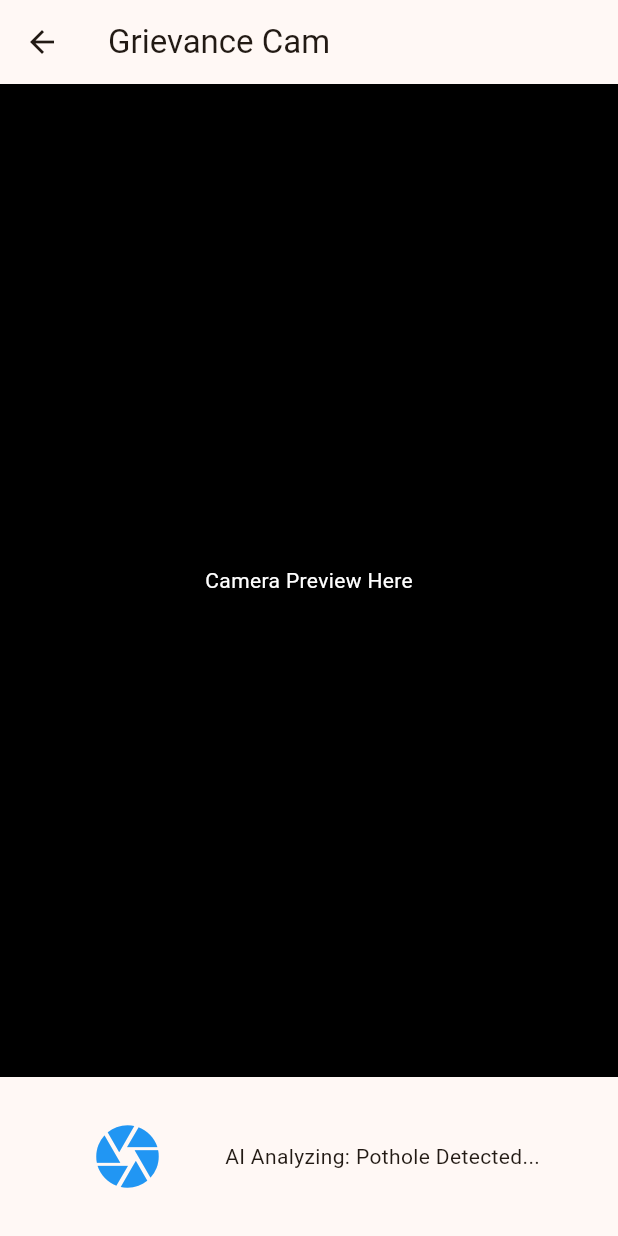
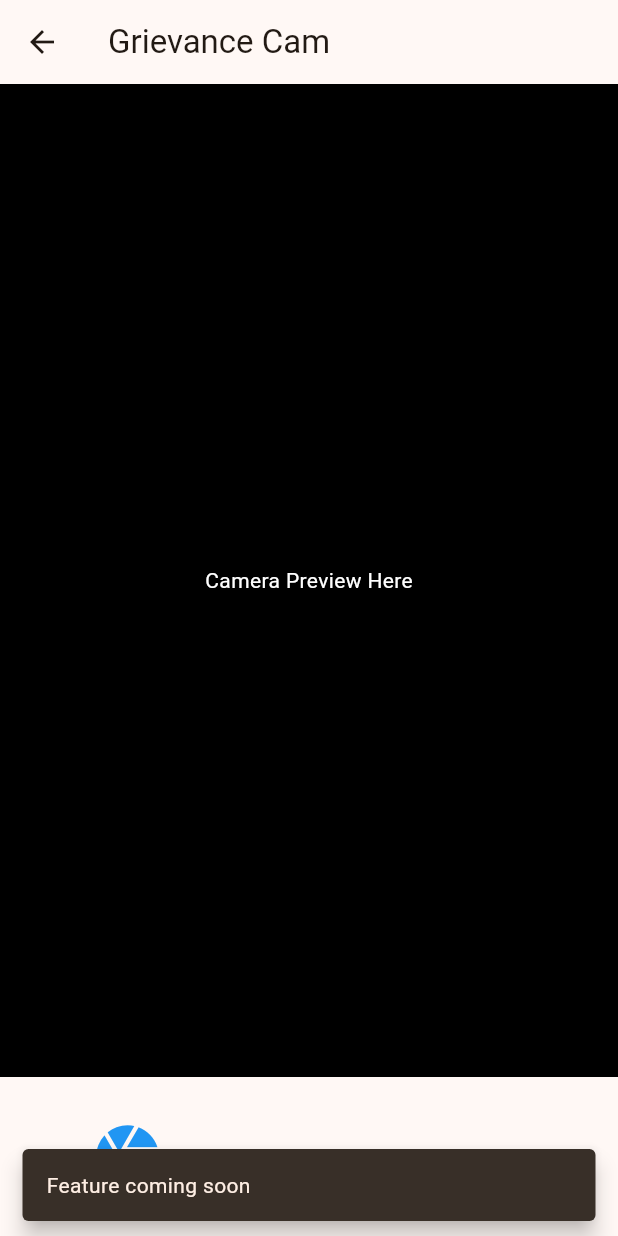
Before and after one commit to shadowcleets-new/CivicOS, a Flutter app: the GrievanceScreen screen opened directly, after a tap on the "camera" icon, on a phone screen of 412 x 824 dp. Run offline on Flutter 3.47's test engine with Material 3 defaults, Android fonts, the phone set to English and light mode, and no system bars.

Commit message:
Add explicit feedback for unimplemented camera feature

```diff
--- a/frontend/lib/screens/grievance_screen.dart
+++ b/frontend/lib/screens/grievance_screen.dart
@@ -14,7 +14,8 @@ class GrievanceScreen extends StatelessWidget {
             child: Container(
               color: Colors.black,
               child: const Center(
-                child: Text("Camera Preview Here", style: TextStyle(color: Colors.white)),
+                child: Text("Camera Preview Here",
+                    style: TextStyle(color: Colors.white)),
               ),
             ),
           ),
@@ -24,10 +25,17 @@ class GrievanceScreen extends StatelessWidget {
               mainAxisAlignment: MainAxisAlignment.spaceEvenly,
               children: [
                 IconButton(
-                  onPressed: () {},
-                  tooltip: 'Capture grievance photo',
-                  icon: const Icon(Icons.camera, size: 50, color: Colors.blue)
-                ),
+                    onPressed: () {
+                      ScaffoldMessenger.of(context).showSnackBar(
+                        const SnackBar(
+                          content: Text('Feature coming soon'),
+                          behavior: SnackBarBehavior.floating,
+                        ),
+                      );
+                    },
+                    tooltip: 'Capture grievance photo',
+                    icon:
+                        const Icon(Icons.camera, size: 50, color: Colors.blue)),
                 const Text("AI Analyzing: Pothole Detected..."),
               ],
             ),
```
Also changed, not shown: 1 other file.
